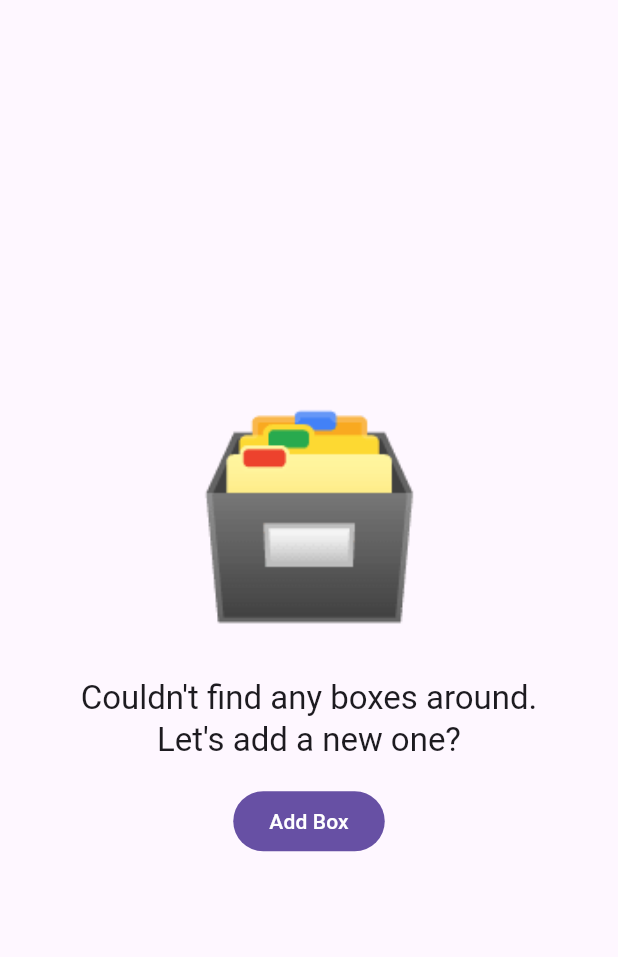
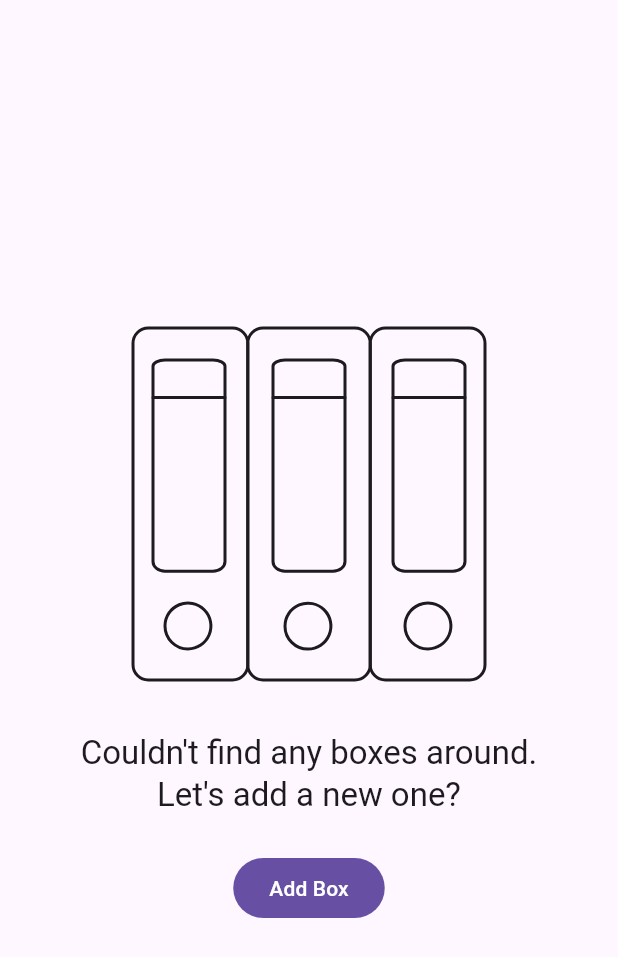
Before and after one commit to baumths/boxzpot, a Flutter app: the EmptyBoxesView widget shown alone on an empty page, opened directly, on a phone screen of 412 x 824 dp. Shown: the top 957 px of the screen. Run offline on Flutter 3.47's test engine with Material 3 defaults, Android fonts, the light colour scheme and no system bars; our stand-ins replace cross_file, qr_flutter, vector_graphics; missing offline and left inert: sqlite3, widgets_to_image.

Commit message:
use custom icons instead of emojis on empty views

```diff
--- a/lib/features/boxes/boxes_overview.dart
+++ b/lib/features/boxes/boxes_overview.dart
@@ -1,5 +1,6 @@
 import 'package:flutter/material.dart';
 import 'package:provider/provider.dart';
+import 'package:vector_graphics/vector_graphics_compat.dart';
 
 import '../../entities/box.dart';
 import '../../localization/generated/app_localizations.dart';
@@ -69,13 +70,14 @@ class EmptyBoxesView extends StatelessWidget {
         padding: const EdgeInsets.all(16),
         child: Column(
           mainAxisAlignment: MainAxisAlignment.center,
-          spacing: 16,
+          spacing: 24,
           children: [
-            Text(
-              '🗃️',
-              style: TextStyle(
-                fontSize: 128,
-                color: theme.colorScheme.primary,
+            VectorGraphic(
+              loader: const AssetBytesLoader('assets/archive-folders.svg'),
+              height: 256,
+              colorFilter: ColorFilter.mode(
+                theme.colorScheme.onSurface,
+                BlendMode.srcIn,
               ),
             ),
             Text(
```
Also changed, not shown: lib/features/documents/documents_overview.dart (+8 -6 lines), pubspec.yaml (+9 -0 lines), assets/archive-folders.svg (added), assets/documents-stack.svg (added).
